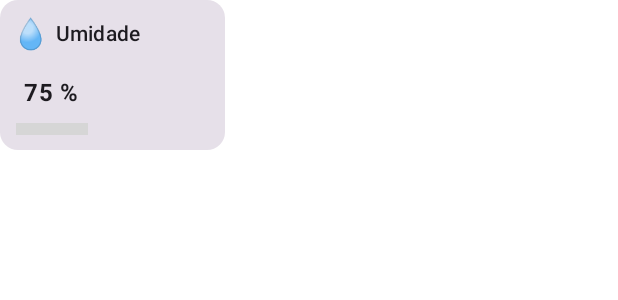
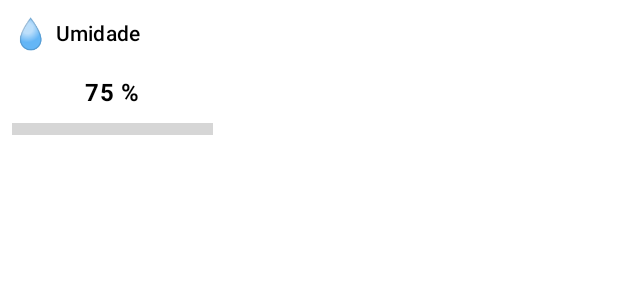
Before and after one commit to pmalaquias/weather_forecast, an Android app built with Jetpack Compose: the @Preview function HumidityDataDisplayPreview, on a phone screen of 412 x 824 dp. Shown: the top 300 px of the screen. Run offline under Robolectric (Android 15) with nearby library versions, the phone set to English and light mode, and no system bars; our stand-ins replace Material 3 Expressive styles (plain Material 3 is drawn); 2 statements that could not run were skipped; grey boxes are pictures that could not be loaded.

Commit message:
Refactor HumidityDataDisplay to add text color parameter, enhance text styling, and improve progress indicator dimensions

```diff
--- a/app/src/main/java/com/pmalaquias/weatherforecast/presentation/ui/pages/weatherScreen/components/HumidityDataDisplay.kt
+++ b/app/src/main/java/com/pmalaquias/weatherforecast/presentation/ui/pages/weatherScreen/components/HumidityDataDisplay.kt
@@ -8,25 +8,40 @@ import androidx.compose.foundation.layout.height
 import androidx.compose.foundation.layout.padding
 import androidx.compose.foundation.layout.width
 import androidx.compose.material3.Card
+import androidx.compose.material3.CardDefaults
 import androidx.compose.material3.ExperimentalMaterial3ExpressiveApi
 import androidx.compose.material3.LinearWavyProgressIndicator
 import androidx.compose.material3.MaterialTheme
 import androidx.compose.material3.Text
 import androidx.compose.runtime.Composable
+import androidx.compose.runtime.remember
 import androidx.compose.ui.Alignment
 import androidx.compose.ui.Modifier
+import androidx.compose.ui.graphics.Color
+import androidx.compose.ui.graphics.StrokeCap
+import androidx.compose.ui.graphics.drawscope.Stroke
+import androidx.compose.ui.platform.LocalDensity
 import androidx.compose.ui.text.font.FontWeight
 import androidx.compose.ui.tooling.preview.Preview
 import androidx.compose.ui.unit.dp
 import androidx.compose.ui.unit.sp
+import com.pmalaquias.weatherforecast.presentation.ui.theme.daySunnyColor1
 
 @OptIn(ExperimentalMaterial3ExpressiveApi::class)
 @Composable
 fun HumidityDataDisplay(
-    humidityData: Int
+    humidityData: Int, textColor: Color = Color.Black
 ) {
 
-    Card(){
+    val thickStrokeWidth = with(LocalDensity.current) { 10.dp.toPx() }
+    val thickStroke =
+        remember(thickStrokeWidth) { Stroke(width = thickStrokeWidth, cap = StrokeCap.Round) }
+
+    Card(
+        colors = CardDefaults.cardColors(
+            containerColor = Color.White.copy(alpha = 0.4f),
+        )
+    ) {
         Column(
             modifier = Modifier
                 .height(100.dp)
@@ -41,7 +56,11 @@ fun HumidityDataDisplay(
             ) {
                 Text("💧", fontSize = 20.sp)
                 Spacer(Modifier.width(4.dp))
-                Text("Umidade", style = MaterialTheme.typography.titleSmallEmphasized)
+                Text(
+                    "Umidade",
+                    style = MaterialTheme.typography.titleSmallEmphasized,
+                    color = textColor
+                )
             }
 
             Spacer(modifier = Modifier.height(16.dp))
@@ -53,13 +72,19 @@ fun HumidityDataDisplay(
                     "$humidityData %",
                     style = MaterialTheme.typography.bodyLarge,
                     fontWeight = FontWeight.Bold,
-                    modifier = Modifier.padding(horizontal = 8.dp)
+                    modifier = Modifier.padding(horizontal = 8.dp),
+                    color = textColor
                 )
                 LinearWavyProgressIndicator(
                     progress = { humidityData / 100f },
                     modifier = Modifier
                         .padding(top = 8.dp)
-                        .height(8.dp),
+                        .height(8.dp)
+                        .width(300.dp),
+                    color = daySunnyColor1,
+                    trackColor = Color.LightGray,
+                    stroke = thickStroke,
+                    trackStroke = thickStroke,
                 )
             }
         }
```
